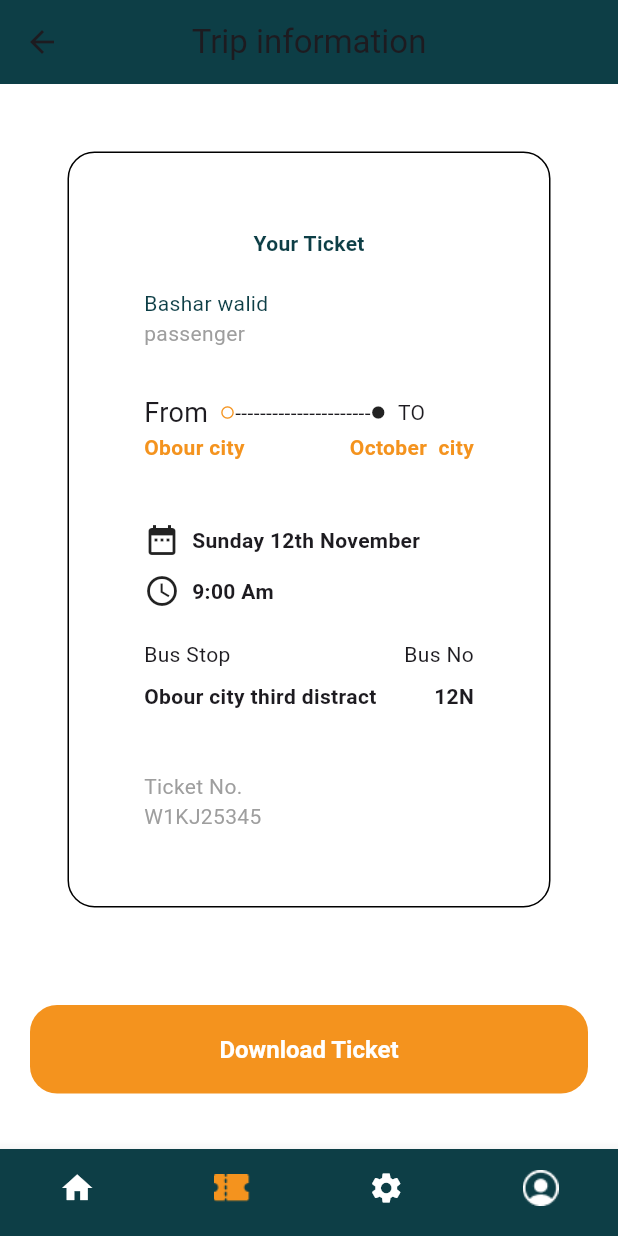
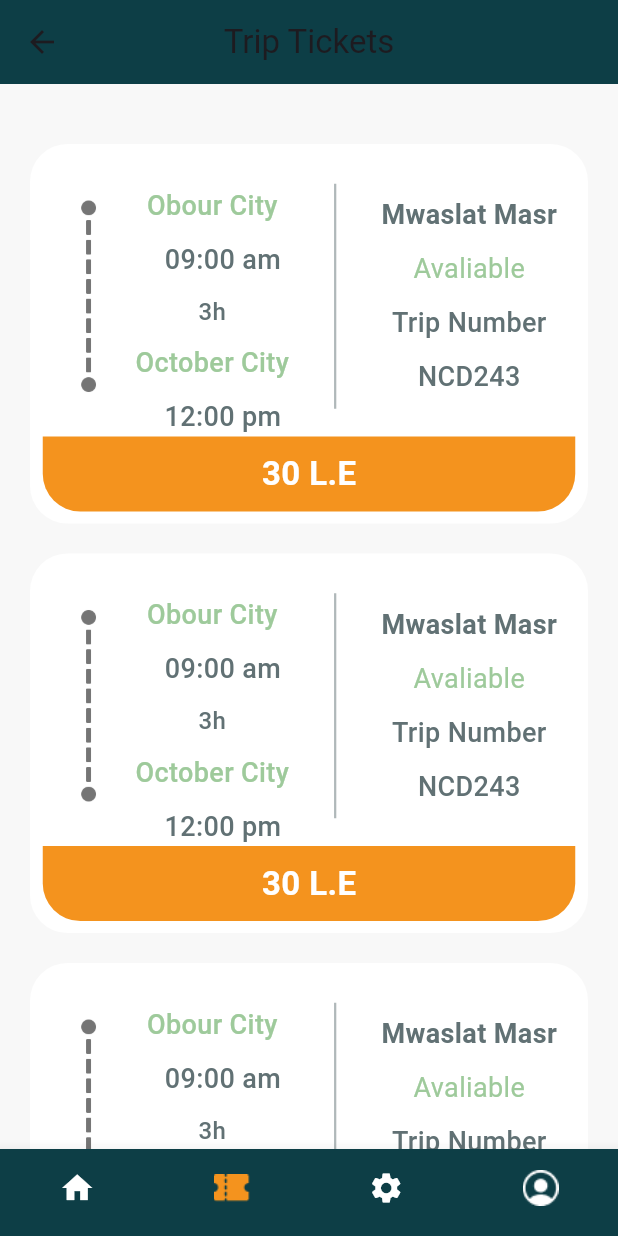
Before and after one commit to john-safwat/skybus, a Flutter app: the HomeScreen screen opened by its route, item 2 of the bottom bar chosen, on a phone screen of 412 x 824 dp. Run offline on Flutter 3.47's test engine with Material 3 defaults, Android fonts, the light colour scheme and no system bars; our stand-ins replace eva_icons_flutter, flutter_svg.

Commit message:
Trip Ticket tab Profile tab

```diff
--- a/lib/UI/Home/homescreen.dart
+++ b/lib/UI/Home/homescreen.dart
@@ -3,6 +3,7 @@ import 'package:skybus/UI/Home/tabs/SettingsTab.dart';
 import 'package:skybus/UI/Home/tabs/TripinformationTab.dart';
 import 'package:skybus/UI/Home/tabs/HomeTab.dart';
 import 'package:skybus/UI/Home/tabs/ProfileTab.dart';
+import 'package:skybus/UI/Home/tabs/TripTickets.dart';
 
 import 'package:skybus/core/Theme.dart';
 
@@ -17,7 +18,7 @@ class _homescreenState extends State<HomeScreen> {
   int index=0;
   @override
   Widget build(BuildContext context) {
-    List<Widget> tabs=[HomeTab(),Tripinfo(),const Settings(),profile()];
+    List<Widget> tabs=[HomeTab(),TripTickets(),Tripinfo(),profile()];
     const List<BottomNavigationBarItem> items=[
       BottomNavigationBarItem(icon: Icon(Icons.home),
           label: "home"
--- /dev/null
+++ b/lib/UI/Home/tabs/TripTickets.dart
@@ -0,0 +1,34 @@
+import 'package:flutter/material.dart';
+import 'package:skybus/UI/Home/tabs/Widgets/TicketWidget.dart';
+import 'package:skybus/core/Theme.dart';
+
+class TripTickets extends StatelessWidget {
+  TripTickets({super.key});
+
+  @override
+  Widget build(BuildContext context) {
+    return Scaffold(
+      backgroundColor: myTheme.OffWhite,
+      appBar: AppBar(
+        backgroundColor: myTheme.darkGreen,
+        centerTitle: true,
+        title: const Text('Trip Tickets'),
+      ),
+      body: Column(
+        children: [
+          SizedBox(
+            height: 30,
+          ),
+          Expanded(
+            child: ListView.builder(
+                itemBuilder: (context, index) {
+                  return const TicketWidget();
+                },
+              itemCount: 20,
+            ),
+          )
+        ],
+      ),
+    );
+  }
+}
--- a/lib/UI/Home/tabs/TripinformationTab.dart
+++ b/lib/UI/Home/tabs/TripinformationTab.dart
@@ -2,6 +2,7 @@ import 'package:flutter/material.dart';
 import 'package:skybus/core/Theme.dart';
 
 class Tripinfo extends StatelessWidget {
+  static const String routeName='home';
   Tripinfo({super.key});
 
   @override
--- /dev/null
+++ b/lib/UI/Home/tabs/Widgets/TicketWidget.dart
@@ -0,0 +1,156 @@
+import 'package:flutter/material.dart';
+import 'package:skybus/UI/Home/tabs/TripinformationTab.dart';
+import 'package:skybus/core/Theme.dart';
+
+class TicketWidget extends StatelessWidget {
+  const TicketWidget({super.key});
+
+  @override
+  Widget build(BuildContext context) {
+    return Expanded(
+      child: Container(
+        margin: const EdgeInsets.symmetric(horizontal: 20 , vertical: 10),
+        width: double.infinity,
+        decoration: BoxDecoration(
+         color: Colors.white,
+          borderRadius: BorderRadius.circular(25),
+        ),
+        child: Padding(
+          padding: const EdgeInsets.all(8.0),
+          child: Column(
+            children: [
+              Row(
+                children: [
+                  Column(
+                      children: [
+                        Image.asset("assets/images/Line.png",height: 180,),
+                      ],
+                  ),
+                  const Column(
+                    children: [
+                      SizedBox(
+                        height: 20,
+                      ),
+                      Text("Obour City", style: TextStyle(
+                        color: myTheme.oliveGreen,
+                        fontWeight: FontWeight.w500,
+                        fontSize: 18
+                      ),
+                      ),
+                      SizedBox(
+                        height: 10,
+                      ),
+                      Text("   09:00 am", style: TextStyle(
+                          color: myTheme.grey,
+                          fontWeight: FontWeight.w500,
+                          fontSize: 18
+                      ),
+                      ),
+                      SizedBox(
+                        height: 10,
+                      ),
+                      Text("3h", style: TextStyle(
+                          color: myTheme.grey,
+                          fontWeight: FontWeight.w500,
+                          fontSize: 16
+                      ),
+                      ),
+                      SizedBox(
+                        height: 10,
+                      ),
+                      Text("October City", style: TextStyle(
+                          color: myTheme.oliveGreen,
+                          fontWeight: FontWeight.w500,
+                          fontSize: 18
+                      ),
+                      ),
+                      SizedBox(
+                        height: 10,
+                      ),
+                      Text("   12:00 pm", style: TextStyle(
+                          color: myTheme.grey,
+                          fontWeight: FontWeight.w500,
+                          fontSize: 18
+                      ),
+                      ),
+                    ],
+                  ),
+                  Container(
+                    margin: const EdgeInsets.symmetric(horizontal: 30),
+                    color: myTheme.grey.withOpacity(0.5),
+                    width: 1.5,
+                    height: 150,
+                  ),
+                   const Column(
+                    children: [
+                         Text("Mwaslat Masr", style: TextStyle(
+                           color: myTheme.grey,
+                           fontWeight: FontWeight.bold,
+                           fontSize: 18,
+                         ),
+                         ),
+                      SizedBox(
+                        height: 10,
+                      ),
+                      Text("Avaliable", style: TextStyle(
+                        color: myTheme.oliveGreen,
+                        fontSize: 18,
+                      ),
+                      ),
+                      SizedBox(
+                        height: 10,
+                      ),
+                      Text("Trip Number", style: TextStyle(
+                        color: myTheme.grey,
+                        fontWeight: FontWeight.w500,
+                        fontSize: 18,
+                      ),
+                      ),
+                      SizedBox(
+                        height: 10,
+                      ),
+                      Text("NCD243", style: TextStyle(
+                        color: myTheme.grey,
+                        fontWeight: FontWeight.w500,
+                        fontSize: 18,
+                      ),
+                      ),
+                    ],
+                  )
+                ],
+              ),
+              Row(
+                mainAxisAlignment: MainAxisAlignment.center,
+                children: [
+                  InkWell(
+                    onTap: (){
+                      Navigator.pushNamed(context, Tripinfo.routeName);
+                    },
+                    child: Container(
+                      height: 50,
+                      width: 355,
+                      decoration: const BoxDecoration(
+                        color: myTheme.myOrange,
+                        borderRadius: BorderRadius.only(
+                          bottomLeft: Radius.circular(25),
+                          bottomRight: Radius.circular(25),
+                        )
+                      ),
+                      child: const Center(
+                        child: Text("30 L.E", style: TextStyle(
+                          fontSize: 22,
+                          color: Colors.white,
+                          fontWeight: FontWeight.bold,
+                        ),),
+                      ),
+                    ),
+                  )
+                ],
+              )
+            ],
+          ),
+        ),
+      ),
+    );
+  }
+}
--- a/lib/UI/Login/LoginView.dart
+++ b/lib/UI/Login/LoginView.dart
@@ -1,5 +1,6 @@
 import 'package:flutter/material.dart';
 import 'package:skybus/UI/ForgetPassword/ForgetPasswordView.dart';
+import 'package:skybus/UI/Home/homescreen.dart';
 import 'package:skybus/UI/Login/LoginNavigator.dart';
 import 'package:skybus/UI/Login/LoginViewModel.dart';
 import 'package:skybus/UI/SignUp/SignUpView.dart';
@@ -107,7 +108,7 @@ class _LoginViewState extends BaseState<LoginView , LoginViewModel>
 
   @override
   goToHomeScreen() {
-
+    Navigator.pushReplacementNamed(context, HomeScreen.routeName);
   }
 
   @override
--- a/lib/core/Theme.dart
+++ b/lib/core/Theme.dart
@@ -5,7 +5,7 @@ class myTheme{
   static const Color darkGreen= Color(0xff0D3E46);
   static const Color myOrange= Color(0xffF4931E);
   static const Color grey= Color(0xff617174);
-
+  static const Color OffWhite= Color(0xfff8f8f8);
 
   static ThemeData basicTheme = ThemeData(
     appBarTheme: const AppBarTheme(
```
Also changed, not shown: lib/UI/Home/tabs/ProfileTab.dart (+133 -3 lines), lib/core/CustomProfileTextField.dart (added, +53 -0 lines), assets/images/Line.png (added), assets/images/Rectangle 34.png (deleted), assets/images/icons8-rihanna-48.png (added), assets/images/icons8-vertical-line-80.png (added), pubspec.lock.
